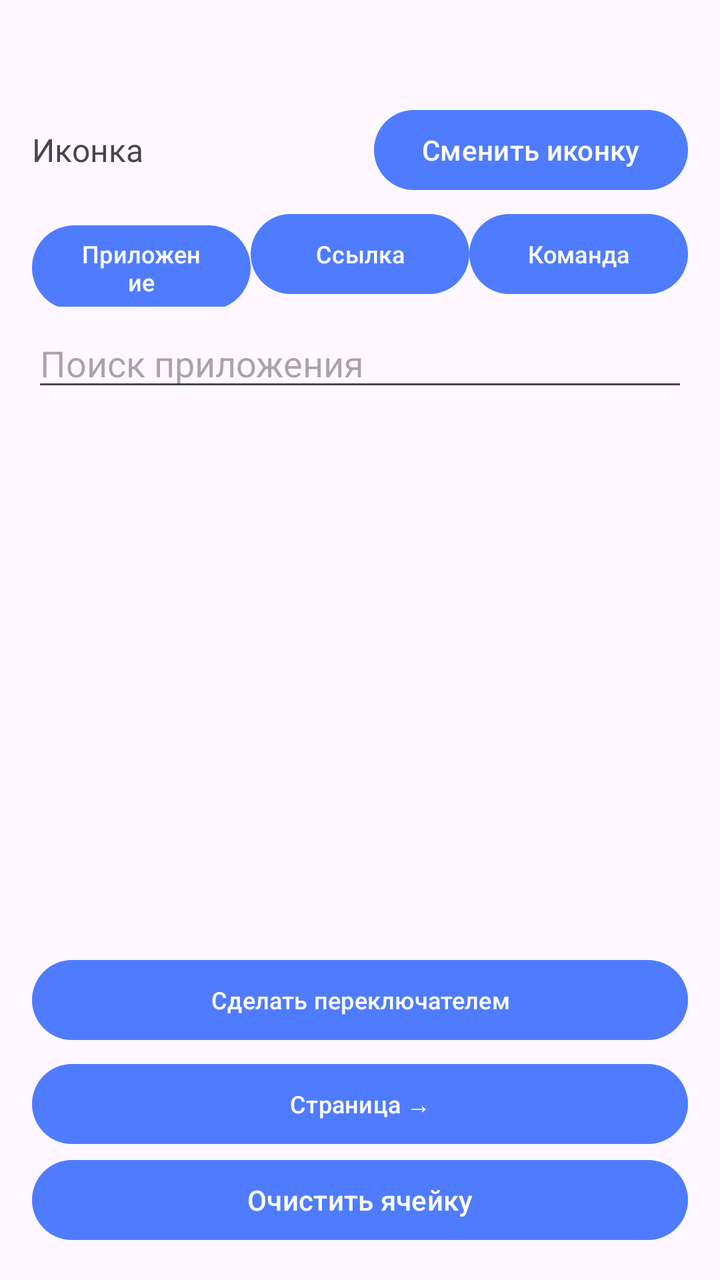
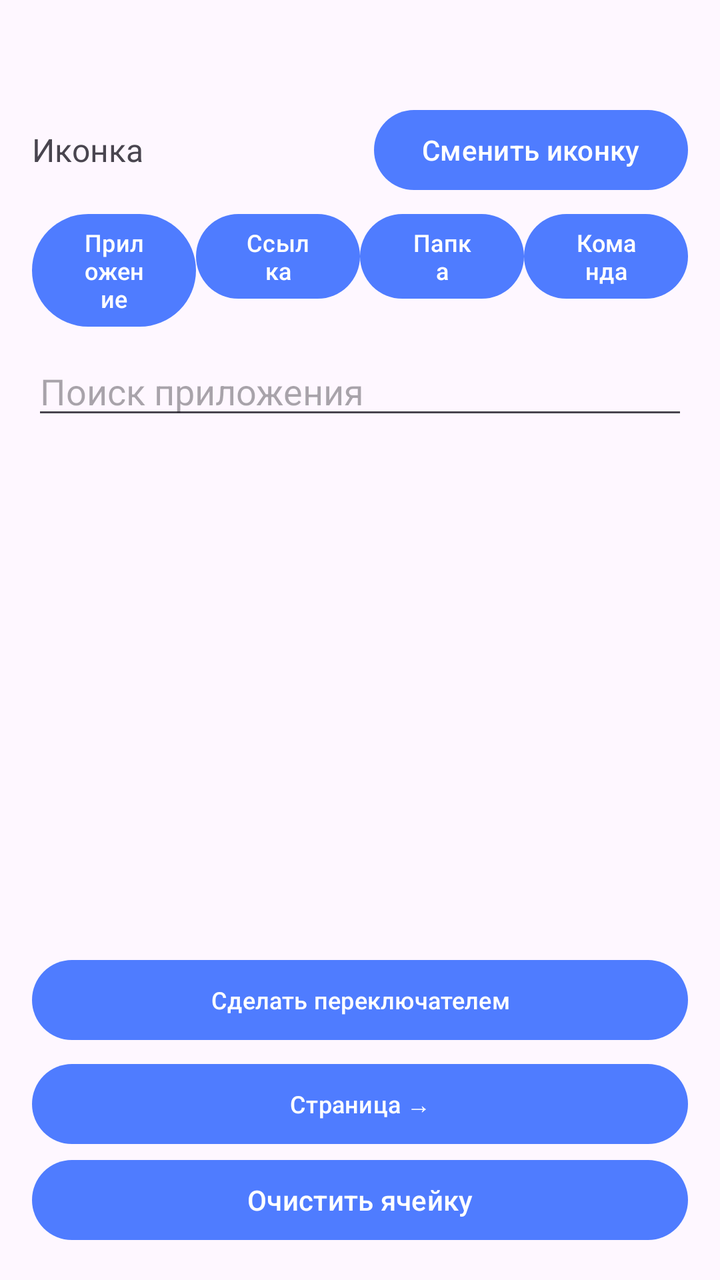

An Android layout rendered at two revisions. The XML below is the earlier revision; the diff shows what the commit changed to produce the second picture.
<!-- AndroidManifest.xml: application theme Theme.WidgetPlus -->
<!-- res/layout/activity_cell_editor.xml -->
<?xml version="1.0" encoding="utf-8"?>
<LinearLayout xmlns:android="http://schemas.android.com/apk/res/android"
    android:layout_width="match_parent"
    android:layout_height="match_parent"
    android:orientation="vertical"
    android:padding="16dp">

    <TextView
        android:id="@+id/tvCellTitle"
        android:layout_width="match_parent"
        android:layout_height="wrap_content"
        android:textSize="20sp"
        android:textStyle="bold" />

    <LinearLayout
        android:layout_width="match_parent"
        android:layout_height="wrap_content"
        android:layout_marginTop="8dp"
        android:gravity="center_vertical"
        android:orientation="horizontal">

        <TextView
            android:layout_width="0dp"
            android:layout_height="wrap_content"
            android:layout_weight="1"
            android:text="@string/icon_current"
            android:textSize="16sp" />

        <Button
            android:id="@+id/btnPickIcon"
            android:layout_width="wrap_content"
            android:layout_height="wrap_content"
            android:text="@string/icon_change" />
    </LinearLayout>

    <LinearLayout
        android:layout_width="match_parent"
        android:layout_height="wrap_content"
        android:layout_marginTop="4dp"
        android:orientation="horizontal">

        <Button
            android:id="@+id/btnTypeApp"
            android:layout_width="0dp"
            android:layout_height="wrap_content"
            android:layout_weight="1"
            android:text="@string/type_app"
            android:textSize="12sp" />

        <Button
            android:id="@+id/btnTypeLink"
            android:layout_width="0dp"
            android:layout_height="wrap_content"
            android:layout_weight="1"
            android:text="@string/type_link"
            android:textSize="12sp" />

        <Button
            android:id="@+id/btnTypeCommand"
            android:layout_width="0dp"
            android:layout_height="wrap_content"
            android:layout_weight="1"
            android:text="@string/type_command"
            android:textSize="12sp" />
    </LinearLayout>

    <LinearLayout
        android:id="@+id/appsBlock"
        android:layout_width="match_parent"
        android:layout_height="0dp"
        android:layout_weight="1"
        android:orientation="vertical">

        <EditText
            android:id="@+id/etSearch"
            android:layout_width="match_parent"
            android:layout_height="wrap_content"
            android:layout_marginTop="6dp"
            android:hint="@string/search_app"
            android:inputType="text"
            android:maxLines="1" />

        <androidx.recyclerview.widget.RecyclerView
            android:id="@+id/rvApps"
            android:layout_width="match_parent"
            android:layout_height="0dp"
            android:layout_marginTop="8dp"
            android:layout_weight="1" />
    </LinearLayout>

    <LinearLayout
        android:id="@+id/linkBlock"
        android:layout_width="match_parent"
        android:layout_height="wrap_content"
        android:layout_marginTop="6dp"
        android:orientation="vertical"
        android:visibility="gone">

        <EditText
            android:id="@+id/etUrl"
            android:layout_width="match_parent"
            android:layout_height="wrap_content"
            android:hint="@string/link_url"
            android:inputType="textUri"
            android:maxLines="2" />

        <EditText
            android:id="@+id/etLinkLabel"
            android:layout_width="match_parent"
            android:layout_height="wrap_content"
            android:hint="@string/action_label"
            android:inputType="text"
            android:maxLines="1" />
    </LinearLayout>

    <LinearLayout
        android:id="@+id/commandBlock"
        android:layout_width="match_parent"
        android:layout_height="wrap_content"
        android:layout_marginTop="6dp"
        android:orientation="vertical"
        android:visibility="gone">

        <EditText
            android:id="@+id/etPkg"
            android:layout_width="match_parent"
            android:layout_height="wrap_content"
            android:hint="@string/command_pkg"
            android:inputType="text"
            android:maxLines="1" />

        <EditText
            android:id="@+id/etComponent"
            android:layout_width="match_parent"
            android:layout_height="wrap_content"
            android:hint="@string/command_component"
            android:inputType="text"
            android:maxLines="1" />

        <EditText
            android:id="@+id/etAction"
            android:layout_width="match_parent"
            android:layout_height="wrap_content"
            android:hint="@string/command_action"
            android:inputType="text"
            android:maxLines="2" />

        <Button
            android:id="@+id/btnCommandLibrary"
            android:layout_width="match_parent"
            android:layout_height="wrap_content"
            android:text="@string/command_library"
            android:textSize="12sp" />

        <EditText
            android:id="@+id/etCommandLabel"
            android:layout_width="match_parent"
            android:layout_height="wrap_content"
            android:hint="@string/action_label"
            android:inputType="text"
            android:maxLines="1" />
    </LinearLayout>

    <Button
        android:id="@+id/btnMakeToggle"
        android:layout_width="match_parent"
        android:layout_height="wrap_content"
        android:layout_marginTop="4dp"
        android:text="@string/command_make_toggle"
        android:textSize="12sp" />

    <Button
        android:id="@+id/btnTypePager"
        android:layout_width="match_parent"
        android:layout_height="wrap_content"
        android:layout_marginTop="4dp"
        android:text="@string/type_pager"
        android:textSize="12sp" />

    <Button
        android:id="@+id/btnSave"
        android:layout_width="match_parent"
        android:layout_height="wrap_content"
        android:layout_marginTop="8dp"
        android:text="@string/action_save"
        android:visibility="gone" />

    <Button
        android:id="@+id/btnClearCell"
        android:layout_width="match_parent"
        android:layout_height="wrap_content"
        android:text="@string/cell_clear" />

</LinearLayout>
<!-- resources referenced by this layout -->
<resources>
  <string name="action_label">Подпись под кнопкой</string>
  <string name="action_save">Сохранить</string>
  <string name="cell_clear">Очистить ячейку</string>
  <string name="command_action">Действие, например com.v2raytun.android.action.widget.click</string>
  <string name="command_component">Получатель, например com.v2raytun.android.receiver.WidgetProvider1x1</string>
  <string name="command_library">Библиотека команд</string>
  <string name="command_make_toggle">Сделать переключателем</string>
  <string name="command_pkg">Пакет, например com.v2raytun.android</string>
  <string name="icon_change">Сменить иконку</string>
  <string name="icon_current">Иконка</string>
  <string name="link_url">Адрес ссылки, например https://yandex.ru</string>
  <string name="search_app">Поиск приложения</string>
  <string name="type_app">Приложение</string>
  <string name="type_command">Команда</string>
  <string name="type_link">Ссылка</string>
  <string name="type_pager">Страница →</string>
  <style name="Theme.WidgetPlus" parent="Theme.Material3.DayNight">
          <item name="colorPrimary">@color/brand</item>
          <item name="colorOnPrimary">#FFFFFFFF</item>
      </style>
  <color name="brand">#FF4F7CFF</color>
</resources>

<!-- the commit's change to res/layout/activity_cell_editor.xml (unified diff, before → after) -->
@@ -56,6 +56,14 @@
             android:textSize="12sp" />
 
         <Button
+            android:id="@+id/btnTypeFolder"
+            android:layout_width="0dp"
+            android:layout_height="wrap_content"
+            android:layout_weight="1"
+            android:text="@string/type_folder"
+            android:textSize="12sp" />
+
+        <Button
             android:id="@+id/btnTypeCommand"
             android:layout_width="0dp"
             android:layout_height="wrap_content"
@@ -114,7 +122,7 @@
     </LinearLayout>
 
     <LinearLayout
-        android:id="@+id/commandBlock"
+        android:id="@+id/folderBlock"
         android:layout_width="match_parent"
         android:layout_height="wrap_content"
         android:layout_marginTop="6dp"
@@ -122,6 +130,30 @@
         android:visibility="gone">
 
         <EditText
+            android:id="@+id/etFolderPath"
+            android:layout_width="match_parent"
+            android:layout_height="wrap_content"
+            android:hint="@string/folder_path"
+            android:inputType="text"
+            android:maxLines="2" />
+
+        <EditText
+            android:id="@+id/etFolderLabel"
+            android:layout_width="match_parent"
+            android:layout_height="wrap_content"
+            android:hint="@string/action_label"
+            android:inputType="text"
+            android:maxLines="1" />
+    </LinearLayout>
+    <LinearLayout
+        android:id="@+id/commandBlock"
+        android:layout_width="match_parent"
+        android:layout_height="wrap_content"
+        android:layout_marginTop="6dp"
+        android:orientation="vertical"
+        android:visibility="gone">
+
+        <EditText
             android:id="@+id/etPkg"
             android:layout_width="match_parent"
             android:layout_height="wrap_content"
<!-- resource entries referenced after the edit -->
@@ -8,12 +8,14 @@
   <string name="command_library">Библиотека команд</string>
   <string name="command_make_toggle">Сделать переключателем</string>
   <string name="command_pkg">Пакет, например com.v2raytun.android</string>
+  <string name="folder_path">Папка в памяти телефона, например SHARE или Download/SHARE</string>
   <string name="icon_change">Сменить иконку</string>
   <string name="icon_current">Иконка</string>
   <string name="link_url">Адрес ссылки, например https://yandex.ru</string>
   <string name="search_app">Поиск приложения</string>
   <string name="type_app">Приложение</string>
   <string name="type_command">Команда</string>
+  <string name="type_folder">Папка</string>
   <string name="type_link">Ссылка</string>
   <string name="type_pager">Страница →</string>
   <style name="Theme.WidgetPlus" parent="Theme.Material3.DayNight">
